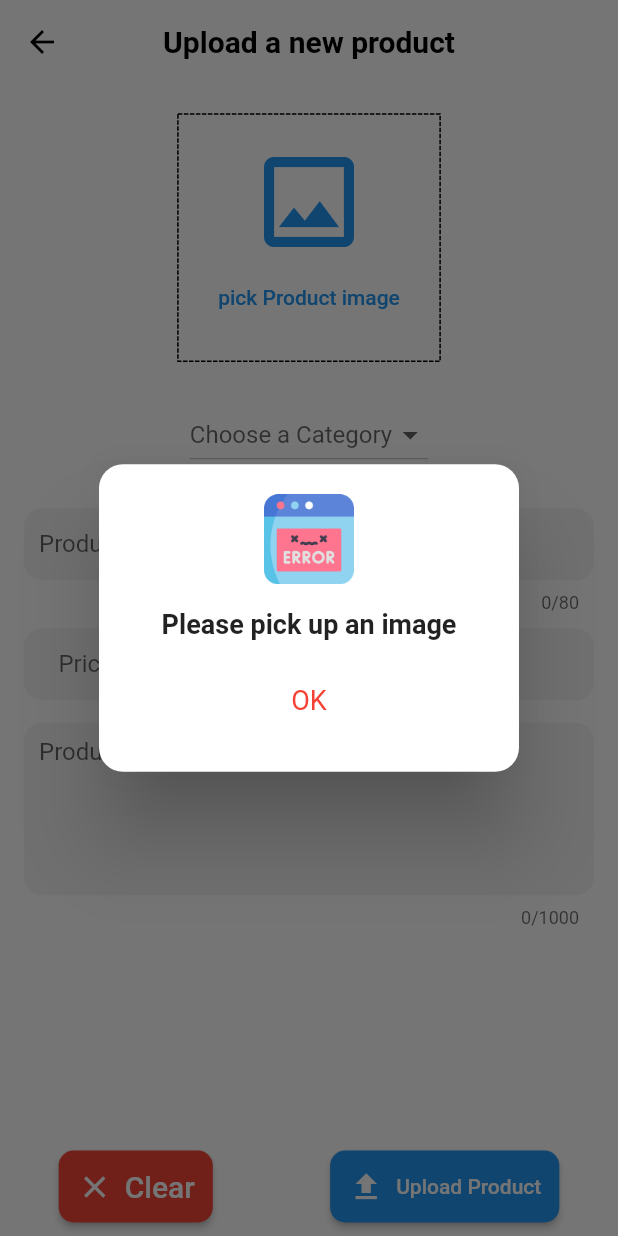
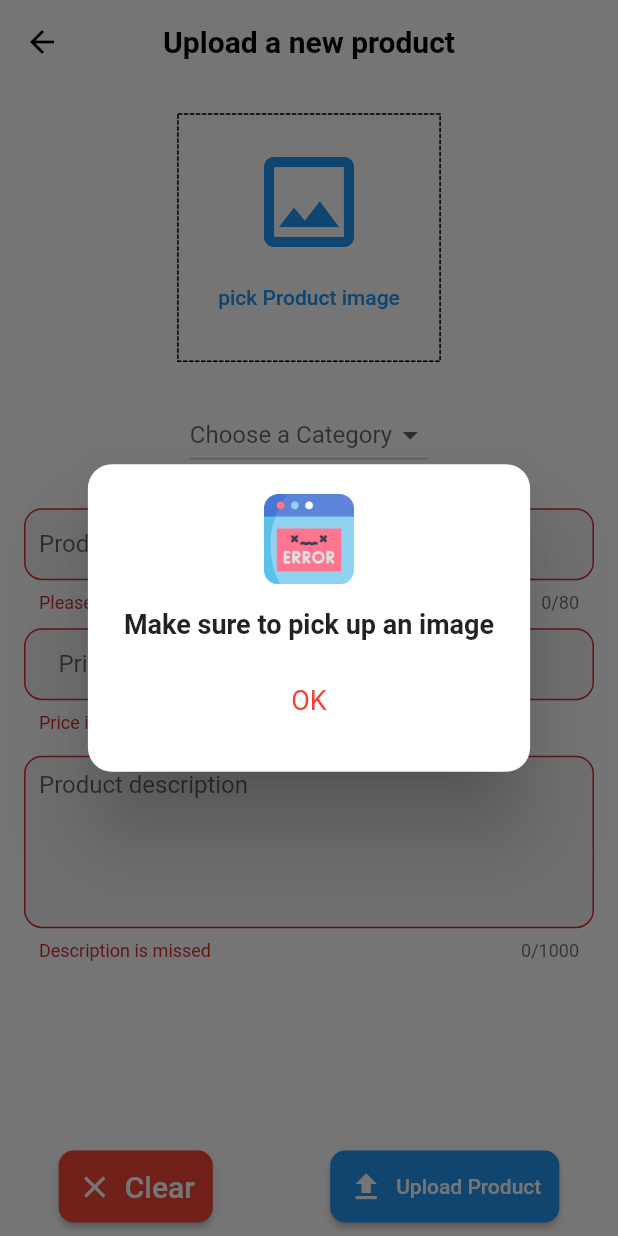
Before and after one commit to mdsrkhnafd/ShopSmart-ADMIN-EN, a Flutter app: the EditOrUploadProductScreen screen opened by its route, after a tap on "Upload Product", on a phone screen of 412 x 824 dp. Run offline on Flutter 3.47's test engine with Material 2 defaults, Android fonts, the phone set to English and light mode, and no system bars; drawn by our look-alikes of dotted_border; our stand-ins replace cloud_firestore, fancy_shimmer_image, firebase_core, firebase_storage, fluttertoast, image_picker and 2 more; missing offline and left inert: dynamic_height_grid_view; accounts and stored records are empty.

Commit message:
Upload Product into FirebaseFirestore

```diff
--- a/lib/main.dart
+++ b/lib/main.dart
@@ -1,18 +1,16 @@
-import 'package:firebase_core/firebase_core.dart';
 import 'package:flutter/material.dart';
 import 'package:provider/provider.dart';
-import 'package:shop_smart_admin_en/screens/edit_upload_product_form.dart';
 
 import 'consts/theme_data.dart';
 import 'providers/products_provider.dart';
 import 'providers/theme_provider.dart';
 import 'screens/dashboard_screen.dart';
+import 'screens/edit_upload_product_form.dart';
 import 'screens/inner_screen/orders/orders_screen.dart';
 import 'screens/search_screen.dart';
+import 'package:firebase_core/firebase_core.dart';
 
-void main() async{
-  WidgetsFlutterBinding.ensureInitialized();
-  await Firebase.initializeApp();
+void main() {
   runApp(const MyApp());
 }
 
@@ -22,6 +20,28 @@ class MyApp extends StatelessWidget {
   // This widget is the root of your application.
   @override
   Widget build(BuildContext context) {
+    return FutureBuilder<FirebaseApp>(
+        future: Firebase.initializeApp(),
+        builder: (context, snapshot) {
+          if (snapshot.connectionState == ConnectionState.waiting) {
+            return const MaterialApp(
+              debugShowCheckedModeBanner: false,
+              home: Scaffold(
+                body: Center(
+                  child: CircularProgressIndicator(),
+                ),
+              ),
+            );
+          } else if (snapshot.hasError) {
+            return MaterialApp(
+              debugShowCheckedModeBanner: false,
+              home: Scaffold(
+                body: Center(
+                  child: SelectableText(snapshot.error.toString()),
+                ),
+              ),
+            );
+          }
           return MultiProvider(
             providers: [
               ChangeNotifierProvider(create: (_) {
@@ -31,20 +51,25 @@ class MyApp extends StatelessWidget {
                 return ProductsProvider();
               }),
             ],
-      child: Consumer<ThemeProvider>(builder: (context, themeProvider, child) {
+            child: Consumer<ThemeProvider>(
+                builder: (context, themeProvider, child) {
                   return MaterialApp(
                     debugShowCheckedModeBanner: false,
                     title: 'Shop Smart ADMIN EN',
                     theme: Styles.themeData(
-              isDarkTheme: themeProvider.getIsDarkTheme, context: context),
+                        isDarkTheme: themeProvider.getIsDarkTheme,
+                        context: context),
                     home: const DashboardScreen(),
                     routes: {
-            OrdersScreenFree.routeName: (context) => const OrdersScreenFree(),
+                      OrdersScreenFree.routeName: (context) =>
+                      const OrdersScreenFree(),
                       SearchScreen.routeName: (context) => const SearchScreen(),
-            EditOrUploadProductScreen.routeName: (context) => const EditOrUploadProductScreen(),
+                      EditOrUploadProductScreen.routeName: (context) =>
+                      const EditOrUploadProductScreen(),
                     },
                   );
                 }),
           );
+        });
   }
 }
--- a/lib/models/product_model.dart
+++ b/lib/models/product_model.dart
@@ -1,3 +1,4 @@
+import 'package:cloud_firestore/cloud_firestore.dart';
 import 'package:flutter/material.dart';
 
 class ProductModel with ChangeNotifier {
@@ -8,6 +9,7 @@ class ProductModel with ChangeNotifier {
       productDescription,
       productImage,
       productQuantity;
+  Timestamp? createdAt;
 
   ProductModel({
     required this.productId,
@@ -17,5 +19,6 @@ class ProductModel with ChangeNotifier {
     required this.productDescription,
     required this.productImage,
     required this.productQuantity,
+    this.createdAt,
   });
 }
--- a/lib/screens/edit_upload_product_form.dart
+++ b/lib/screens/edit_upload_product_form.dart
@@ -1,10 +1,15 @@
 import 'dart:io';
 
+import 'package:cloud_firestore/cloud_firestore.dart';
 import 'package:dotted_border/dotted_border.dart';
+import 'package:firebase_storage/firebase_storage.dart';
 import 'package:flutter/material.dart';
 import 'package:flutter/services.dart';
+import 'package:fluttertoast/fluttertoast.dart';
 import 'package:image_picker/image_picker.dart';
 import 'package:shop_smart_admin_en/models/product_model.dart';
+import 'package:shop_smart_admin_en/screens/loading_manager.dart';
+import 'package:uuid/uuid.dart';
 
 import '../consts/app_constants.dart';
 import '../consts/validator.dart';
@@ -16,6 +21,7 @@ class EditOrUploadProductScreen extends StatefulWidget {
   static const routeName = '/EditOrUploadProductScreen';
 
   const EditOrUploadProductScreen({super.key, this.productModel});
+
   final ProductModel? productModel;
 
   @override
@@ -33,18 +39,24 @@ class _EditOrUploadProductScreenState extends State<EditOrUploadProductScreen> {
   String? _categoryValue;
   bool isEditing = false;
   String? productNetworkImage;
+  bool isLoading = false;
+  String? productImageUrl;
 
   @override
   void initState() {
-    if(widget.productModel != null) {
+    if (widget.productModel != null) {
       isEditing = true;
       productNetworkImage = widget.productModel!.productImage;
       _categoryValue = widget.productModel!.productCategory;
     }
-    _titleController = TextEditingController(text: widget.productModel?.productTitle);
-    _priceController = TextEditingController(text: widget.productModel?.productPrice);
-    _descriptionController = TextEditingController(text: widget.productModel?.productDescription);
-    _quantityController = TextEditingController(text: widget.productModel?.productQuantity);
+    _titleController =
+        TextEditingController(text: widget.productModel?.productTitle);
+    _priceController =
+        TextEditingController(text: widget.productModel?.productPrice);
+    _descriptionController =
+        TextEditingController(text: widget.productModel?.productDescription);
+    _quantityController =
+        TextEditingController(text: widget.productModel?.productQuantity);
 
     super.initState();
   }
@@ -74,18 +86,71 @@ class _EditOrUploadProductScreenState extends State<EditOrUploadProductScreen> {
   }
 
   Future<void> _uploadProduct() async {
+    final isValid = _formKey.currentState!.validate();
+    FocusScope.of(context).unfocus();
     if (_pickedImage == null) {
       MyAppFunctions.showErrorOrWarningDialog(
         context: context,
-        subtitle: "Please pick up an image",
+        subtitle: "Make sure to pick up an image",
         fct: () {},
       );
-
       return;
     }
-    final isValid = _formKey.currentState!.validate();
-    FocusScope.of(context).unfocus();
-    if (isValid) {}
+    if (isValid) {
+      _formKey.currentState!.save();
+
+      try {
+        setState(() {
+          isLoading = true;
+        });
+
+        final ref = FirebaseStorage.instance
+            .ref("productsImages")
+            .child("${_titleController.text.trim()}.jpg");
+        await ref.putFile(File(_pickedImage!.path));
+        productImageUrl = await ref.getDownloadURL();
+        final productId = Uuid().v4();
+        await FirebaseFirestore.instance
+            .collection("products")
+            .doc(productId)
+            .set({
+          "productId": productId,
+          "productTitle": _titleController.text,
+          "productPrice": _priceController.text,
+          "productImage": productImageUrl,
+          "productCategory": _categoryValue,
+          "productDescription": _descriptionController.text,
+          "productQuantity": _quantityController.text,
+          "createdAt": Timestamp.now(),
+        });
+        Fluttertoast.showToast(
+          msg: "Product has been added",
+          textColor: Colors.white,
+        );
+        if (!mounted) return;
+        MyAppFunctions.showErrorOrWarningDialog(
+            isError: false,
+            context: context,
+            subtitle: "Clear Form?",
+            fct: () {
+              clearForm();
+            });
+      } on FirebaseException catch (error) {
+        await MyAppFunctions.showErrorOrWarningDialog(
+          context: context,
+          subtitle: error.message.toString(),
+          fct: () {},
+        );
+      } catch (error) {
+        await MyAppFunctions.showErrorOrWarningDialog(
+            context: context, subtitle: error.toString(), fct: () {
+        });
+      } finally {
+        setState(() {
+          isLoading = false;
+        });
+      }
+    }
   }
 
   Future<void> _editProduct() async {
@@ -125,7 +190,9 @@ class _EditOrUploadProductScreenState extends State<EditOrUploadProductScreen> {
   @override
   Widget build(BuildContext context) {
     final size = MediaQuery.of(context).size;
-    return GestureDetector(
+    return LoadingManager(
+      isLoading: isLoading,
+      child: GestureDetector(
         onTap: () {
           FocusScope.of(context).unfocus();
         },
@@ -173,10 +240,9 @@ class _EditOrUploadProductScreenState extends State<EditOrUploadProductScreen> {
                       isEditing ? "Edit Product" : "Upload Product",
                     ),
                     onPressed: () {
-                    if(isEditing) {
+                      if (isEditing) {
                         _editProduct();
-                    }
-                    else {
+                      } else {
                         _uploadProduct();
                       }
                     },
@@ -187,7 +253,7 @@ class _EditOrUploadProductScreenState extends State<EditOrUploadProductScreen> {
           ),
           appBar: AppBar(
             centerTitle: true,
-          title:  TitlesTextWidget(
+            title: TitlesTextWidget(
               label: isEditing ? "Edit Product" : "Upload a new product",
             ),
           ),
@@ -200,7 +266,7 @@ class _EditOrUploadProductScreenState extends State<EditOrUploadProductScreen> {
                   ),
 
                   // Image Picker
-                if(isEditing && productNetworkImage != null)...[
+                  if (isEditing && productNetworkImage != null) ...[
                     ClipRRect(
                       borderRadius: BorderRadius.circular(12),
                       child: Image.network(
@@ -209,8 +275,7 @@ class _EditOrUploadProductScreenState extends State<EditOrUploadProductScreen> {
                         alignment: Alignment.center,
                       ),
                     ),
-                ]
-                else if (_pickedImage == null) ...[
+                  ] else if (_pickedImage == null) ...[
                     SizedBox(
                       width: size.width * 0.4 + 10,
                       height: size.width * 0.4,
@@ -399,6 +464,7 @@ class _EditOrUploadProductScreenState extends State<EditOrUploadProductScreen> {
             ),
           ),
         ),
+      ),
     );
   }
 }
--- /dev/null
+++ b/lib/screens/loading_manager.dart
@@ -0,0 +1,24 @@
+import 'package:flutter/material.dart';
+
+class LoadingManager extends StatelessWidget {
+  const LoadingManager({super.key, required this.child, required this.isLoading});
+  final Widget child;
+  final bool isLoading;
+
+  @override
+  Widget build(BuildContext context) {
+    return Stack(
+      children: [
+        child,
+        if(isLoading)...[
+          Container(
+            color: Colors.black.withOpacity(0.7),
+          ),
+          const Center(
+            child: CircularProgressIndicator(color: Colors.red,),
+          )
+        ]
+      ],
+    );
+  }
+}
--- a/pubspec.yaml
+++ b/pubspec.yaml
@@ -47,6 +47,7 @@ dependencies:
   fancy_shimmer_image: ^2.0.2
   dynamic_height_grid_view: ^0.0.3
   image_picker: ^0.8.7+5
+  fluttertoast:
   # Utils
   uuid: ^3.0.7
   dotted_border: ^2.0.0+3
```
Also changed, not shown: pubspec.lock. Lines whose indentation alone changed are shown as unchanged.
